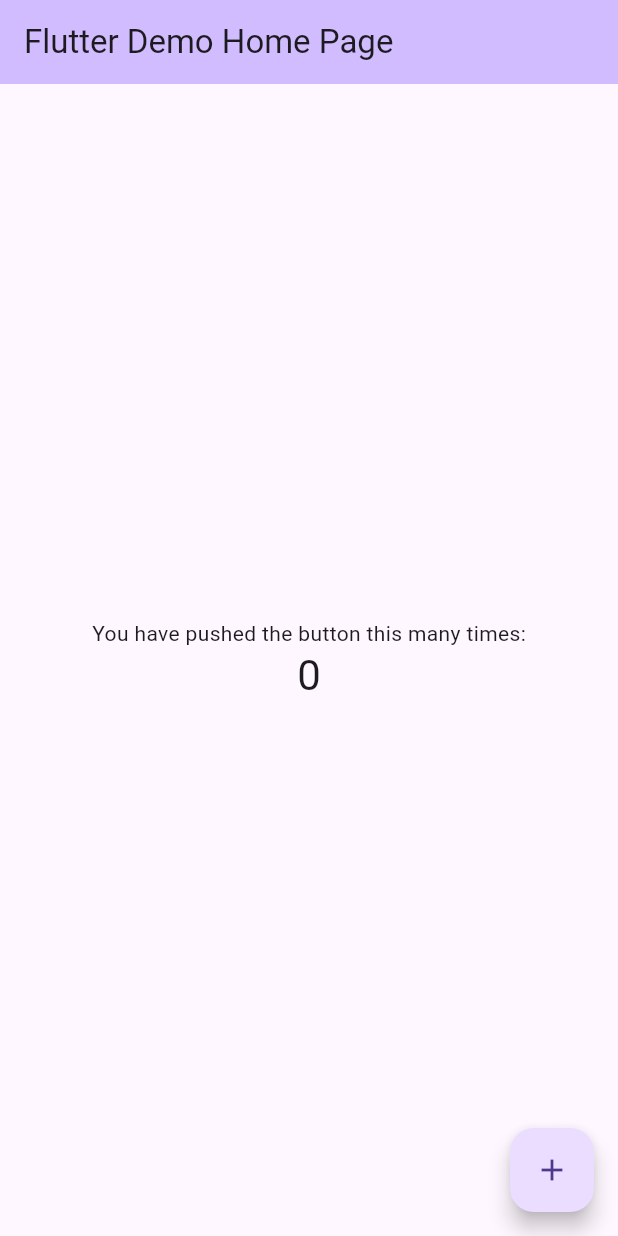
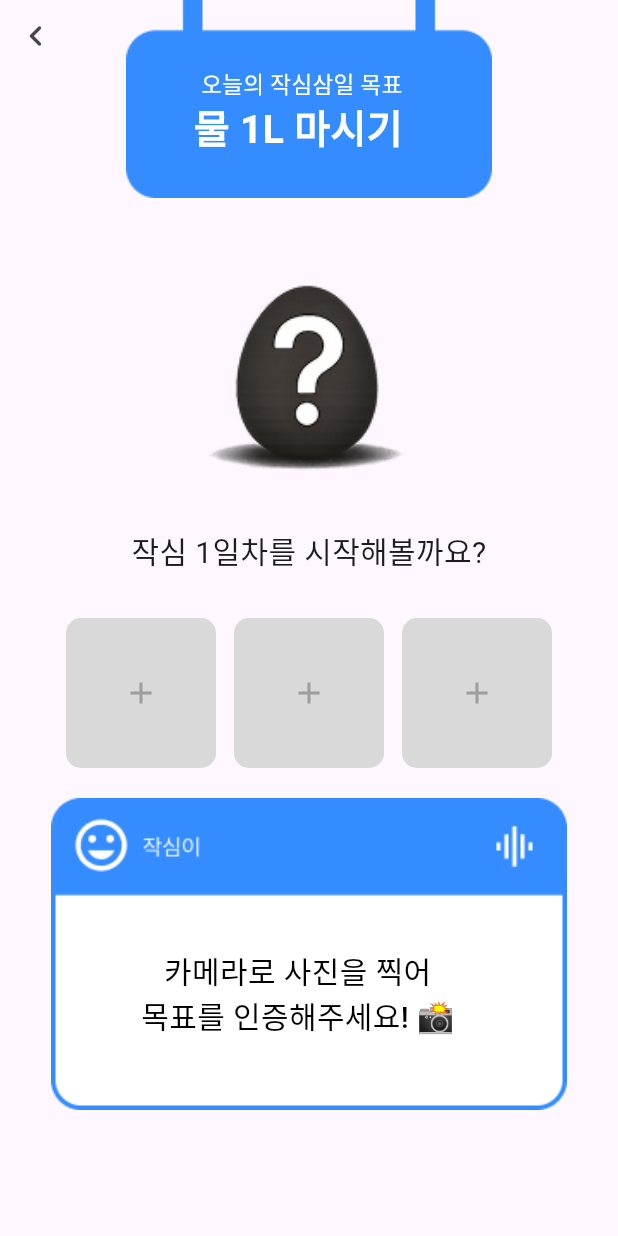
Before and after one commit to koss-winter-team2/frontend, a Flutter app: the screen it shows after launch, on a phone screen of 412 x 824 dp. Run offline on Flutter 3.47's test engine with Material 3 defaults, Android fonts, the light colour scheme and no system bars; our stand-ins replace image_picker; Roboto replaces fonts that are missing (KERISKEDU_R, Pretendard).

Commit message:
[FEAT] 챌린지 인증 화면

```diff
--- a/lib/main.dart
+++ b/lib/main.dart
@@ -1,4 +1,6 @@
 import 'package:flutter/material.dart';
+
+import 'screens/certification/certification_screen.dart';
 
 void main() {
   runApp(const MyApp());
@@ -7,98 +9,11 @@
 class MyApp extends StatelessWidget {
   const MyApp({super.key});
 
-  // This widget is the root of your application.
   @override
   Widget build(BuildContext context) {
-    return MaterialApp(
-      title: 'Flutter Demo',
-      home: const MyHomePage(title: 'Flutter Demo Home Page'),
+    return const MaterialApp(
+      debugShowCheckedModeBanner: false,
+      home: CertificationScreen(),
     );
   }
 }
-
-class MyHomePage extends StatefulWidget {
-  const MyHomePage({super.key, required this.title});
-
-  // This widget is the home page of your application. It is stateful, meaning
-  // that it has a State object (defined below) that contains fields that affect
-  // how it looks.
-
-  // This class is the configuration for the state. It holds the values (in this
-  // case the title) provided by the parent (in this case the App widget) and
-  // used by the build method of the State. Fields in a Widget subclass are
-  // always marked "final".
-
-  final String title;
-
-  @override
-  State<MyHomePage> createState() => _MyHomePageState();
-}
-
-class _MyHomePageState extends State<MyHomePage> {
-  int _counter = 0;
-
-  void _incrementCounter() {
-    setState(() {
-      // This call to setState tells the Flutter framework that something has
-      // changed in this State, which causes it to rerun the build method below
-      // so that the display can reflect the updated values. If we changed
-      // _counter without calling setState(), then the build method would not be
-      // called again, and so nothing would appear to happen.
-      _counter++;
-    });
-  }
-
-  @override
-  Widget build(BuildContext context) {
-    // This method is rerun every time setState is called, for instance as done
-    // by the _incrementCounter method above.
-    //
-    // The Flutter framework has been optimized to make rerunning build methods
-    // fast, so that you can just rebuild anything that needs updating rather
-    // than having to individually change instances of widgets.
-    return Scaffold(
-      appBar: AppBar(
-        // TRY THIS: Try changing the color here to a specific color (to
-        // Colors.amber, perhaps?) and trigger a hot reload to see the AppBar
-        // change color while the other colors stay the same.
-        backgroundColor: Theme.of(context).colorScheme.inversePrimary,
-        // Here we take the value from the MyHomePage object that was created by
-        // the App.build method, and use it to set our appbar title.
-        title: Text(widget.title),
-      ),
-      body: Center(
-        // Center is a layout widget. It takes a single child and positions it
-        // in the middle of the parent.
-        child: Column(
-          // Column is also a layout widget. It takes a list of children and
-          // arranges them vertically. By default, it sizes itself to fit its
-          // children horizontally, and tries to be as tall as its parent.
-          //
-          // Column has various properties to control how it sizes itself and
-          // how it positions its children. Here we use mainAxisAlignment to
-          // center the children vertically; the main axis here is the vertical
-          // axis because Columns are vertical (the cross axis would be
-          // horizontal).
-          //
-          // TRY THIS: Invoke "debug painting" (choose the "Toggle Debug Paint"
-          // action in the IDE, or press "p" in the console), to see the
-          // wireframe for each widget.
-          mainAxisAlignment: MainAxisAlignment.center,
-          children: <Widget>[
-            const Text('You have pushed the button this many times:'),
-            Text(
-              '$_counter',
-              style: Theme.of(context).textTheme.headlineMedium,
-            ),
-          ],
-        ),
-      ),
-      floatingActionButton: FloatingActionButton(
-        onPressed: _incrementCounter,
-        tooltip: 'Increment',
-        child: const Icon(Icons.add),
-      ), // This trailing comma makes auto-formatting nicer for build methods.
-    );
-  }
-}
--- /dev/null
+++ b/lib/models/challenge_state.dart
@@ -0,0 +1,18 @@
+class ChallengeState {
+  final int photoCount;
+
+  const ChallengeState({
+    required this.photoCount,
+  });
+
+  bool get isCompleted => photoCount >= 3;
+
+
+  ChallengeState copyWith({
+    int? photoCount,
+  }) {
+    return ChallengeState(
+      photoCount: photoCount ?? this.photoCount,
+    );
+  }
+}
--- /dev/null
+++ b/lib/screens/certification/certification_screen.dart
@@ -0,0 +1,52 @@
+import 'package:flutter/material.dart';
+import 'package:image_picker/image_picker.dart';
+
+import '../../widgets/certification_widget.dart';
+import '../../models/challenge_state.dart';
+
+class CertificationScreen extends StatefulWidget {
+  const CertificationScreen({super.key});
+
+  @override
+  State<CertificationScreen> createState() => _CertificationScreen1State();
+}
+
+class _CertificationScreen1State extends State<CertificationScreen> {
+  ChallengeState state = const ChallengeState(
+    photoCount: 0,
+  );
+
+  final ImagePicker _picker = ImagePicker();
+  final List<XFile> photos = [];
+
+  Future<void> addPhoto() async {
+    if (photos.length >= 3) return;
+
+    final XFile? image = await _picker.pickImage(
+      source: ImageSource.gallery,
+      imageQuality: 70,
+    );
+
+    if (image == null) return;
+
+    setState(() {
+      photos.add(image);
+      state = state.copyWith(photoCount: photos.length);
+    });
+  }
+
+  @override
+  Widget build(BuildContext context) {
+    return Column(
+      children: [
+        Expanded(
+          child: CertificationWidget(
+            state: state,
+            photos: photos,
+            onAddPhoto: addPhoto,
+          ),
+        ),
+      ],
+    );
+  }
+}
--- /dev/null
+++ b/lib/widgets/certification_widget.dart
@@ -0,0 +1,204 @@
+import 'dart:io';
+import 'package:flutter/material.dart';
+import 'package:image_picker/image_picker.dart';
+
+import '../models/challenge_state.dart';
+
+class CertificationWidget extends StatelessWidget {
+  final ChallengeState state;
+  final List<XFile> photos;
+  final VoidCallback onAddPhoto; // screen이 가지고 있는 함수 콜백
+
+  const CertificationWidget({
+    super.key,
+    required this.state,
+    required this.photos,
+    required this.onAddPhoto,
+  });
+
+  String getEggImage() {
+    if (state.photoCount == 0) {
+      return 'assets/images/egg_1.png';
+    } else if (state.photoCount == 1) {
+      return 'assets/images/egg_2.png';
+    } else if (state.photoCount == 2) {
+      return 'assets/images/egg_3.png';
+    } else {
+      return 'assets/images/egg_4.png';
+    }
+  }
+
+  String getCenterText() {
+    if (state.photoCount == 0) {
+      return '작심 1일차를 시작해볼까요?';
+    } else if (state.photoCount == 1) {
+      return '작심 1일차 달성!\n작심 2일차를 향해 달려볼까요?';
+    } else if (state.photoCount == 2) {
+      return '작심 2일차 달성!\n작심 3일차를 향해 달려볼까요?';
+    } else {
+      return '작심 3일차 달성!';
+    }
+  }
+
+  String getBubbleText() {
+    if (state.photoCount == 0) {
+      return '카메라로 사진을 찍어\n목표를 인증해주세요! 📸';
+    } else if (state.photoCount == 1) {
+      return '잘하고 있어요! 🤗\n3일을 모두 채워보세요!';
+    } else if (state.photoCount == 2) {
+      return '이제 하루 남았어요!\n마지막까지 화이팅! 💪';
+    } else {
+      return '작심삼일 목표를 이뤘어요!\n축하해요! 🎉';
+    }
+  }
+
+  @override
+  Widget build(BuildContext context) {
+    return Scaffold(
+      body: Stack(
+        children: [
+          Column(
+            children: [
+              Center(
+                child: Column(
+                  children: [
+                    Stack(
+                      children: [
+                        Image.asset(
+                            'assets/images/board.png'
+                        ),
+                        const Positioned(
+                          left: 50,
+                          top: 45,
+                          child: Text(
+                            '오늘의 작심삼일 목표',
+                            style: TextStyle(
+                              fontFamily: 'Pretendard',
+                              fontWeight: FontWeight.w400,
+                              fontSize: 15,
+                              color: Colors.white,
+                            ),
+                          ),
+                        ),
+                        const Positioned(
+                          left: 45,
+                          top: 65,
+                          child: Text(
+                            '물 1L 마시기',
+                            style: TextStyle(
+                              fontFamily: 'Pretendard',
+                              fontWeight: FontWeight.w700,
+                              fontSize: 26,
+                              color: Colors.white,
+                            ),
+                          ),
+                        ),
+                      ],
+                    ),
+                    const SizedBox(height: 30),
+                    SizedBox(
+                      width: 180,
+                      height: 180,
+                      child: Image.asset(
+                        getEggImage(),
+                        height: 200,
+                        width: 170,
+                        fit: BoxFit.cover,
+                      ),
+                    ),
+
+                    const SizedBox(height: 10),
+                    Text(
+                      textAlign: TextAlign.center,
+                      getCenterText(),
+                      style: const TextStyle(
+                        fontFamily: 'KERISKEDU_R',
+                        fontSize: 20,
+                      ),
+                    ),
+
+                    const SizedBox(height: 30),
+                    Row(
+                      mainAxisAlignment: MainAxisAlignment.center,
+                      children: List.generate(3, (index) {
+                        final isFilled = index < photos.length;
+
+                        return GestureDetector(
+                          onTap: () {
+                            if (!isFilled) {
+                              onAddPhoto();
+                            }
+                          },
+                          child: Container(
+                            margin: const EdgeInsets.symmetric(horizontal: 6),
+                            width: 100,
+                            height: 100,
+                            decoration: BoxDecoration(
+                              color: const Color(0xffD9D9D9),
+                              borderRadius: BorderRadius.circular(10),
+                              image: isFilled
+                                  ? DecorationImage(
+                                image: FileImage(
+                                  File(photos[index].path),
+                                ),
+                                fit: BoxFit.cover,
+                              )
+                                  : null,
+                            ),
+                            child: !isFilled
+                                ? const Icon(Icons.add, color: Colors.grey)
+                                : null,
+                          ),
+                        );
+                      }),
+                    ),
+
+                    const SizedBox(height: 20),
+                    Stack(
+                      children: [
+                        Image.asset(
+                            'assets/images/speech_bubble.png'
+                        ),
+                        Positioned(
+                          left: 60,
+                          top: 100,
+                          child: Text(
+                            getBubbleText(),
+                            textAlign: TextAlign.center,
+                            style: const TextStyle(
+                              fontFamily: 'Pretendard',
+                              fontWeight: FontWeight.w500,
+                              fontSize: 20,
+                              color: Colors.black,
+                            ),
+                          ),
+                        ),
+                      ],
+                    ),
+                  ],
+                ),
+              ),
+            ],
+          ),
+
+          SafeArea(
+            child: Row(
+              mainAxisAlignment: MainAxisAlignment.spaceBetween,
+              children: [
+                IconButton(
+                  onPressed: () {
+                    Navigator.pop(context);
+                  },
+                  icon: const Icon(
+                    Icons.keyboard_arrow_left_rounded,
+                    size: 28,
+                  ),
+                ),
+              ],
+            ),
+          ),
+        ],
+      ),
+    );
+  }
+}
```
Also changed, not shown: pubspec.yaml (+33 -16 lines), assets/images/board.png (added), assets/images/egg_1.png (added), assets/images/egg_2.png (added), assets/images/egg_3.png (added), assets/images/egg_4.png (added), assets/images/logo.png (added), assets/images/speech_bubble.png (added), lib/screens/intro_screen.dart (added), pubspec.lock.
